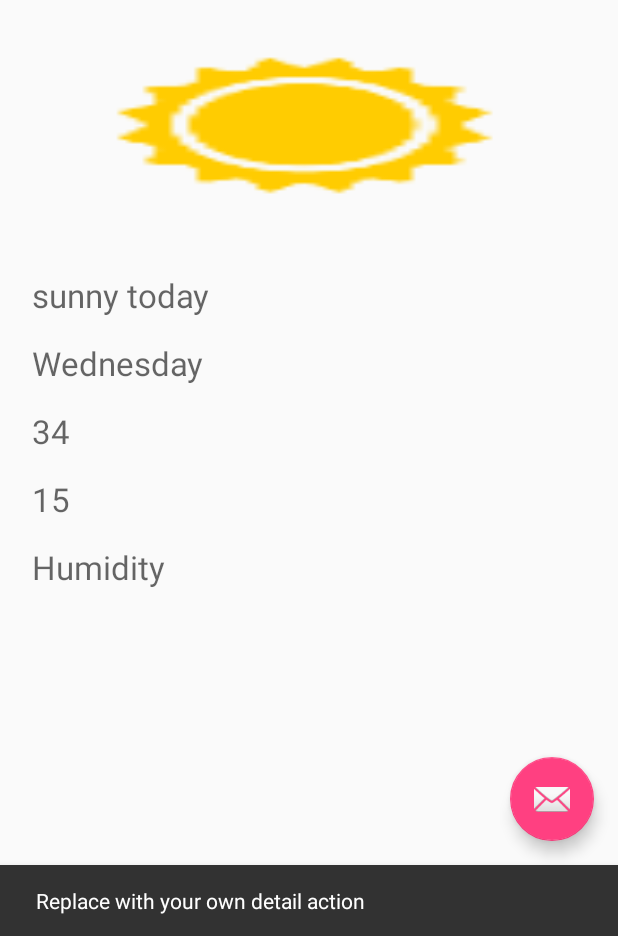
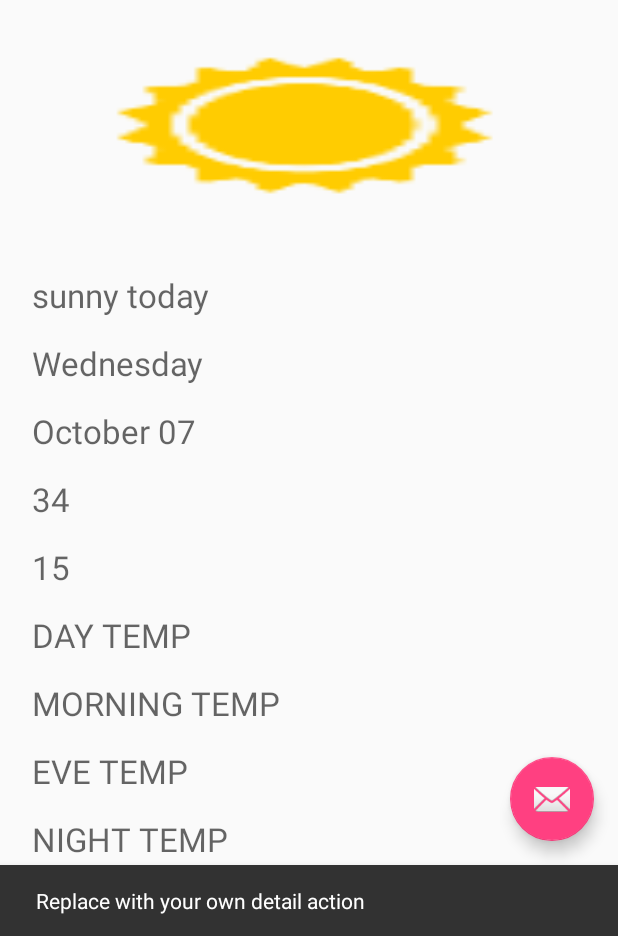
Before and after one commit to ClarisseSan/WeatherApp, an Android app: the WeatherDetailFragment screen opened directly, with no data from a screen before it, after a tap on an icon or button, on a phone screen of 412 x 824 dp, the part 300-1236 px from its top. Run offline under Robolectric (Android 15) with nearby library versions, the phone set to English and light mode, and no system bars; 3 statements that could not run were skipped.

Commit message:
feat: add columns in database

```diff
--- a/app/src/main/java/com/example/isse/weatherapp/adapter/MyWeatherCursorAdapter.java
+++ b/app/src/main/java/com/example/isse/weatherapp/adapter/MyWeatherCursorAdapter.java
@@ -39,6 +39,7 @@ public class MyWeatherCursorAdapter extends CursorRecyclerViewAdapter<MyWeatherC
         public View mView;
         public ImageView imgIcon;
         public TextView txtDay;
+        private TextView txtDate;
         public TextView txtForecast;
         public TextView txtHigh;
         public TextView txtLow;
@@ -48,6 +49,7 @@ public class MyWeatherCursorAdapter extends CursorRecyclerViewAdapter<MyWeatherC
             mView = view;
             imgIcon = (ImageView) view.findViewById(R.id.img_icon);
             txtDay = (TextView) view.findViewById(R.id.txt_date);
+            txtDate = (TextView) view.findViewById(R.id.txt_date_2);
             txtForecast = (TextView) view.findViewById(R.id.txt_forecast);
             txtHigh = (TextView) view.findViewById(R.id.txt_high_temp);
             txtLow = (TextView) view.findViewById(R.id.txt_low_temp);
@@ -68,6 +70,7 @@ public class MyWeatherCursorAdapter extends CursorRecyclerViewAdapter<MyWeatherC
         final String id = String.valueOf(cursor.getInt(cursor.getColumnIndex(WeatherEntry._ID)));
 
         viewHolder.txtDay.setText(cursor.getString(cursor.getColumnIndex(WeatherEntry.COLUMN_DAY)));
+        viewHolder.txtDate.setText(cursor.getString(cursor.getColumnIndex(WeatherEntry.COLUMN_DATE)));
         viewHolder.txtForecast.setText(cursor.getString(cursor.getColumnIndex(WeatherEntry.COLUMN_DESCRIPTION)));
         viewHolder.txtHigh.setText(cursor.getString(cursor.getColumnIndex(WeatherEntry.COLUMN_HIGH)) + DEGREE);
         viewHolder.txtLow.setText(cursor.getString(cursor.getColumnIndex(WeatherEntry.COLUMN_LOW)) + DEGREE);
--- a/app/src/main/java/com/example/isse/weatherapp/ui/WeatherDetailFragment.java
+++ b/app/src/main/java/com/example/isse/weatherapp/ui/WeatherDetailFragment.java
@@ -49,7 +49,13 @@ public class WeatherDetailFragment extends Fragment implements LoaderManager.Loa
     private TextView txtDescription;
     private TextView txtHigh;
     private TextView txtLow;
+    private TextView txtTempDay;
+    private TextView txtTempEve;
+    private TextView txtTempMorn;
+    private TextView txtTempNight;
     private TextView txtHumidity;
+    private TextView txtRain;
+    private TextView txtWind;
 
     /**
      * Mandatory empty constructor for the fragment manager to instantiate the
@@ -101,7 +107,15 @@ public class WeatherDetailFragment extends Fragment implements LoaderManager.Loa
         txtDescription = (TextView) rootView.findViewById(R.id.txt_weather_description);
         txtHigh = (TextView) rootView.findViewById(R.id.txt_weather_high);
         txtLow = (TextView) rootView.findViewById(R.id.txt_weather_low);
+
+        txtTempDay = (TextView) rootView.findViewById(R.id.txt_temp_day);
+        txtTempEve = (TextView) rootView.findViewById(R.id.txt_temp_eve);
+        txtTempMorn = (TextView) rootView.findViewById(R.id.txt_temp_morn);
+        txtTempNight = (TextView) rootView.findViewById(R.id.txt_temp_night);
+
         txtHumidity = (TextView) rootView.findViewById(R.id.txt_humidity);
+        txtRain = (TextView) rootView.findViewById(R.id.txt_rain);
+        txtWind = (TextView) rootView.findViewById(R.id.txt_wind);
 
         return rootView;
     }
@@ -132,15 +146,32 @@ public class WeatherDetailFragment extends Fragment implements LoaderManager.Loa
             String description = cursor.getString(cursor.getColumnIndex(WeatherEntry.COLUMN_DESCRIPTION));
             String high = cursor.getString(cursor.getColumnIndex(WeatherEntry.COLUMN_HIGH));
             String low = cursor.getString(cursor.getColumnIndex(WeatherEntry.COLUMN_LOW));
+            String temp_morn = cursor.getString(cursor.getColumnIndex(WeatherEntry.COLUMN_TEMP_MORNING));
+            String temp_night = cursor.getString(cursor.getColumnIndex(WeatherEntry.COLUMN_TEMP_NIGHT));
+            String temp_eve = cursor.getString(cursor.getColumnIndex(WeatherEntry.COLUMN_TEMP_EVENING));
+            String temp_day = cursor.getString(cursor.getColumnIndex(WeatherEntry.COLUMN_TEMP_DAY));
             String icon = cursor.getString(cursor.getColumnIndex(WeatherEntry.COLUMN_ICON));
             String humidity = cursor.getString(cursor.getColumnIndex(WeatherEntry.COLUMN_HUMIDITY));
+            String rain = cursor.getString(cursor.getColumnIndex(WeatherEntry.COLUMN_RAIN));
+            String wind = cursor.getString(cursor.getColumnIndex(WeatherEntry.COLUMN_WIND));
 
             //set values to views
-            txtDay.setText(day);
-            txtDescription.setText(description);
-            txtHigh.setText(high);
-            txtLow.setText(low);
-            txtHumidity.setText(humidity);
+            txtDay.setText("Day: " + day);
+
+            txtDescription.setText("Description: " + description);
+            txtHigh.setText("High: " + high);
+            txtLow.setText("Low: " + low);
+
+            txtTempNight.setText("NIGHT TEMP: " + temp_night);
+            txtTempMorn.setText("MORNING TEMP: " + temp_morn);
+            txtTempDay.setText("DAY TEMP: " + temp_day);
+            txtTempEve.setText("EVENING TEMP: " + temp_eve);
+
+            txtHumidity.setText("Humidity: " + humidity);
+            txtRain.setText("Rain: " + rain);
+            txtWind.setText("Wind: " + wind);
+
+
             //set icon image
             final String prefix = "ic_";
             Resources res = mContext.getResources();
--- a/app/src/main/res/layout/weather_detail.xml
+++ b/app/src/main/res/layout/weather_detail.xml
@@ -44,7 +44,18 @@ tools:context="com.example.isse.weatherapp.ui.WeatherDetailFragment">
         android:paddingLeft="5dp"
         android:textAppearance="?android:attr/textAppearanceLarge"/>
 
-        <TextView
+    <TextView
+        android:id="@+id/txt_weather_date"
+        android:layout_width="match_parent"
+        android:layout_height="wrap_content"
+        android:hint="October 07"
+        android:layout_marginLeft="16dp"
+        android:paddingTop="16dp"
+        android:paddingLeft="5dp"
+        android:textAppearance="?android:attr/textAppearanceLarge"/>
+
+
+    <TextView
             android:id="@+id/txt_weather_high"
             android:layout_width="match_parent"
             android:layout_height="wrap_content"
@@ -65,6 +76,46 @@ tools:context="com.example.isse.weatherapp.ui.WeatherDetailFragment">
             android:textAppearance="?android:attr/textAppearanceLarge"/>
 
     <TextView
+        android:id="@+id/txt_temp_day"
+        android:layout_width="match_parent"
+        android:layout_height="wrap_content"
+        android:hint="DAY TEMP"
+        android:layout_marginLeft="16dp"
+        android:paddingTop="16dp"
+        android:paddingLeft="5dp"
+        android:textAppearance="?android:attr/textAppearanceLarge"/>
+    <TextView
+        android:id="@+id/txt_temp_morn"
+        android:layout_width="match_parent"
+        android:layout_height="wrap_content"
+        android:hint="MORNING TEMP"
+        android:layout_marginLeft="16dp"
+        android:paddingTop="16dp"
+        android:paddingLeft="5dp"
+        android:textAppearance="?android:attr/textAppearanceLarge"/>
+
+    <TextView
+        android:id="@+id/txt_temp_eve"
+        android:layout_width="match_parent"
+        android:layout_height="wrap_content"
+        android:hint="EVE TEMP"
+        android:layout_marginLeft="16dp"
+        android:paddingTop="16dp"
+        android:paddingLeft="5dp"
+        android:textAppearance="?android:attr/textAppearanceLarge"/>
+
+
+    <TextView
+        android:id="@+id/txt_temp_night"
+        android:layout_width="match_parent"
+        android:layout_height="wrap_content"
+        android:hint="NIGHT TEMP"
+        android:layout_marginLeft="16dp"
+        android:paddingTop="16dp"
+        android:paddingLeft="5dp"
+        android:textAppearance="?android:attr/textAppearanceLarge"/>
+
+    <TextView
         android:id="@+id/txt_humidity"
         android:layout_width="match_parent"
         android:layout_height="wrap_content"
@@ -74,6 +125,26 @@ tools:context="com.example.isse.weatherapp.ui.WeatherDetailFragment">
         android:paddingLeft="5dp"
         android:textAppearance="?android:attr/textAppearanceLarge"/>
 
+    <TextView
+        android:id="@+id/txt_rain"
+        android:layout_width="match_parent"
+        android:layout_height="wrap_content"
+        android:hint="rain"
+        android:layout_marginLeft="16dp"
+        android:paddingTop="16dp"
+        android:paddingLeft="5dp"
+        android:textAppearance="?android:attr/textAppearanceLarge"/>
+
+    <TextView
+        android:id="@+id/txt_wind"
+        android:layout_width="match_parent"
+        android:layout_height="wrap_content"
+        android:hint="wind"
+        android:layout_marginLeft="16dp"
+        android:paddingTop="16dp"
+        android:paddingLeft="5dp"
+        android:textAppearance="?android:attr/textAppearanceLarge"/>
+
 
 </LinearLayout>
 </ScrollView>
```
Also changed, not shown: app/src/main/java/com/example/isse/weatherapp/data/WeatherContract.java (+8 -0 lines), app/src/main/java/com/example/isse/weatherapp/data/WeatherDbHelper.java (+8 -1 lines), app/src/main/java/com/example/isse/weatherapp/task/DownloadWeatherTask.java (+53 -1 lines), app/src/main/res/layout/weather_list_content.xml (+8 -0 lines).
